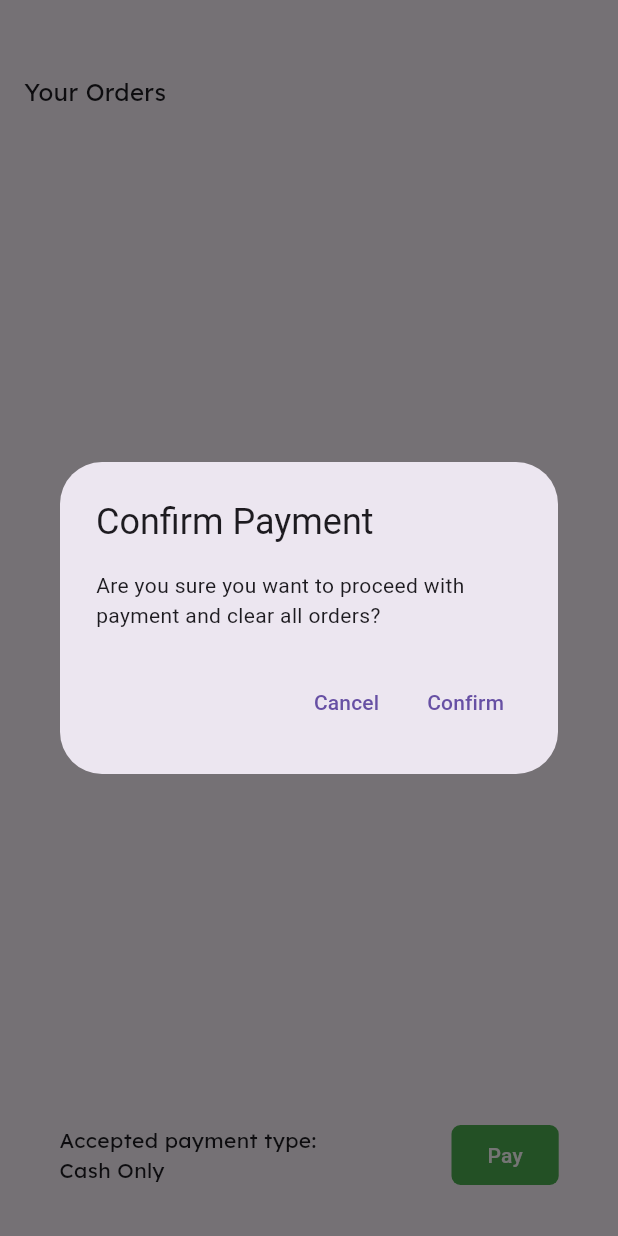
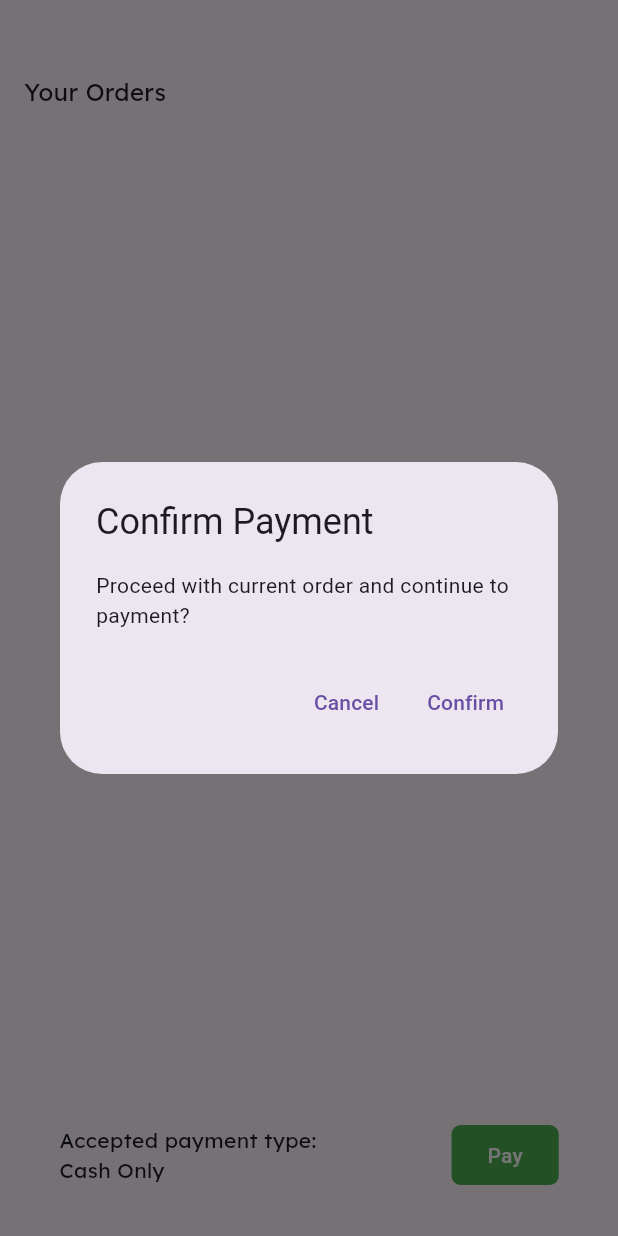
Before and after one commit to M2NVMe/globalfoodflutter, a Flutter app: the ordersFragment screen opened directly, after a tap on "Pay", on a phone screen of 412 x 824 dp. Run offline on Flutter 3.47's test engine with Material 3 defaults, Android fonts, the phone set to English and light mode, and no system bars; our stand-ins replace get, sqflite; accounts and stored records are empty.

Commit message:
[BBW] add/fix

```diff
--- a/lib/Pages/Controllers/LoginControl.dart
+++ b/lib/Pages/Controllers/LoginControl.dart
@@ -1,6 +1,6 @@
 import 'package:get/get.dart';
 
-class LoginControl extends GetxController { // Change to PascalCase
+class LoginControl extends GetxController {
   var usr = ''.obs;
   var pws = ''.obs;
 
--- a/lib/Pages/Menus/home.dart
+++ b/lib/Pages/Menus/home.dart
@@ -57,7 +57,7 @@ class homeFragment extends StatelessWidget {
                   return ListView.builder(
                     itemCount: datas.homeitems.length,
                     itemBuilder: (context, index) {
-                      final item = datas.popularitem[index];
+                      final item = datas.homeitems[index];
                       return Padding(
                         padding: const EdgeInsets.symmetric(vertical: 8.0, horizontal: 10),
                         child: CustomListItem(
--- a/lib/Pages/Menus/orders.dart
+++ b/lib/Pages/Menus/orders.dart
@@ -1,8 +1,6 @@
 import 'package:flutter/material.dart';
-import 'package:globalfoodflutter/Reuses/foodlist.dart';
 import 'package:globalfoodflutter/Reuses/foodlisticonbutton.dart';
 import 'package:globalfoodflutter/Reuses/myButton.dart';
-import 'package:globalfoodflutter/datas/DatasController.dart';
 import 'package:get/get.dart';
 import 'package:globalfoodflutter/datas/newLocalDatabasethingamajig.dart';
 
@@ -12,9 +10,7 @@ class ordersFragment extends StatelessWidget {
   @override
   Widget build(BuildContext context) {
     final DatabaseHelper datas = Get.put(DatabaseHelper());
-
     datas.loadOrders();
-
     return Scaffold(
       body: Container(
         child: Column(
@@ -76,7 +72,9 @@ class ordersFragment extends StatelessWidget {
                     textColor: Colors.white,
                     radius: 6,
                     elevation: 0,
-                    onPressed: () {dialogBuy(context, datas);},
+                    onPressed: () {
+                      dialogBuy(context, datas);
+                      },
                   ),
                   Expanded(child: Container()),
                 ],
@@ -95,7 +93,7 @@ class ordersFragment extends StatelessWidget {
       builder: (BuildContext context) {
         return AlertDialog(
           title: Text('Confirm Payment'),
-          content: Text('Are you sure you want to proceed with payment and clear all orders?'),
+          content: Text('Proceed with current order and continue to payment?'),
           actions: <Widget>[
             TextButton(
               child: Text('Cancel'),
--- a/lib/datas/DatasController.dart
+++ b/lib/datas/DatasController.dart
@@ -28,6 +28,8 @@ class datascontroller extends GetxController {
       CustomListItem(image: "lib/drawable/fotomakanan/cendol.jpg", title: "Cendol", description: "Rp. 5,000 -- Regular cup", buttonText: "Order", buttonColor: Colors.green, buttonTextColor: Colors.white, onButtonPressed: () {addToOrders("lib/drawable/fotomakanan/cendol.jpg", "Cendol", "Rp. 5,000");}),
       CustomListItem(image: "lib/drawable/fotomakanan/bolu.png", title: "Bolu pandan", description: "Rp. 10,000 -- Regular size", buttonText: "Order", buttonColor: Colors.green, buttonTextColor: Colors.white, onButtonPressed: () {addToOrders("lib/drawable/fotomakanan/bolu.png", "Bolu pandan", "Rp. 10,000");}),
       CustomListItem(image: "lib/drawable/fotomakanan/burger1.jpg", title: "Burger", description: "Rp. 15,000 -- Regular size", buttonText: "Order", buttonColor: Colors.green, buttonTextColor: Colors.white, onButtonPressed: () {addToOrders("lib/drawable/fotomakanan/burger1.jpg", "Burger", "Rp. 15,000");}),
+      CustomListItem(image: "lib/drawable/fotomakanan/pizza1.jpg", title: "Pizza", description: "Rp. 25,000 -- Plate size", buttonText: "Order", buttonColor: Colors.green, buttonTextColor: Colors.white, onButtonPressed: () {addToOrders("lib/drawable/fotomakanan/pizza1.jpg", "Pizza", "Rp. 25,000");}),
+      CustomListItem(image: "lib/drawable/fotomakanan/icecream1.jpg", title: "Es Krim", description: "Rp. 5,000 -- Regular size", buttonText: "Order", buttonColor: Colors.green, buttonTextColor: Colors.white, onButtonPressed: () {addToOrders("lib/drawable/fotomakanan/icecream1.jpg", "Es krim", "Rp. 5,000");}),
     ]);
   }
 
--- a/lib/datas/newLocalDatabasethingamajig.dart
+++ b/lib/datas/newLocalDatabasethingamajig.dart
@@ -7,7 +7,7 @@ class DatabaseHelper extends GetxController {
 
   var orders = <Map<String, dynamic>>[].obs;
 
-  // Getter to access the database
+  // init db thing
   Future<Database?> get db async {
     if (_db == null) {
       _db = await initDB();
@@ -15,7 +15,7 @@ class DatabaseHelper extends GetxController {
     return _db;
   }
 
-  // Initialize the database
+  // init db thing(2)
   Future<Database> initDB() async {
     var databasePath = await getDatabasesPath();
     String path = join(databasePath, 'orders_database.db');
@@ -36,40 +36,32 @@ class DatabaseHelper extends GetxController {
     );
   }
 
-  // Insert a new order
+  // Insert
   Future<int> addOrder(Map<String, dynamic> order) async {
     var dbClient = await db;
     int result = await dbClient!.insert('orders', order);
-    loadOrders(); // Refresh orders after insertion
+    loadOrders();
     return result;
   }
 
-  // Load all orders from the database
+  // Load
   Future<void> loadOrders() async {
     var dbClient = await db;
     List<Map<String, dynamic>> queryResult = await dbClient!.query('orders');
-    orders.assignAll(queryResult); // Assign the result to the observable list
+    orders.assignAll(queryResult);
   }
 
-  // Delete a specific order by ID
+  // Delete
   Future<void> deleteOrder(int id) async {
     var dbClient = await db;
     await dbClient!.delete('orders', where: 'id = ?', whereArgs: [id]);
-    loadOrders(); // Refresh orders after deletion
+    loadOrders();
   }
 
-  // Clear all orders and reset the table (including resetting the autoincrement index)
+  // Clear all
   Future<void> clearOrders() async {
     var dbClient = await db;
-    await dbClient!.execute('DROP TABLE IF EXISTS orders');
-    await dbClient!.execute('''
-      CREATE TABLE orders(
-        id INTEGER PRIMARY KEY AUTOINCREMENT,
-        image TEXT,
-        title TEXT,
-        description TEXT
-      )
-    ''');
-    loadOrders(); // Reload after clearing orders
+    await dbClient!.delete('orders');
+    loadOrders();
   }
 }
```
